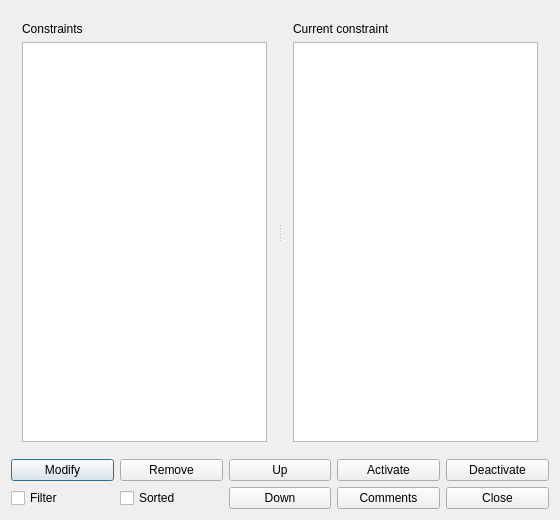
vonmecheln/fet, file fet/src/interface/alltimeconstraintsform_template.ui: the form before one commit.
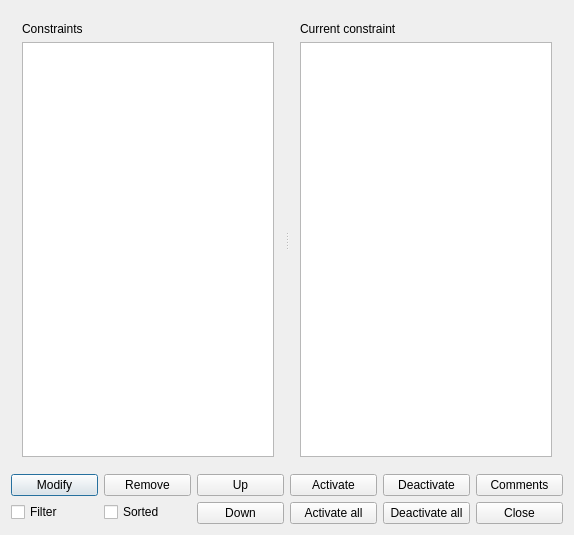
The form after the commit.

Diff of the .ui file:
```diff
--- a/fet/src/interface/alltimeconstraintsform_template.ui
+++ b/fet/src/interface/alltimeconstraintsform_template.ui
@@ -6,8 +6,8 @@
    <rect>
     <x>0</x>
     <y>0</y>
-    <width>560</width>
-    <height>520</height>
+    <width>574</width>
+    <height>535</height>
    </rect>
   </property>
   <property name="windowTitle">
@@ -70,6 +70,8 @@
    <item row="1" column="0">
     <layout class="QHBoxLayout" name="horizontalLayout">
      <item>
+      <layout class="QVBoxLayout" name="verticalLayout_3">
+       <item>
       <widget class="QPushButton" name="modifyConstraintPushButton">
        <property name="text">
         <string>Modify</string>
@@ -77,6 +79,17 @@
       </widget>
      </item>
      <item>
+        <widget class="QCheckBox" name="filterCheckBox">
+         <property name="text">
+          <string>Filter</string>
+         </property>
+        </widget>
+       </item>
+      </layout>
+     </item>
+     <item>
+      <layout class="QVBoxLayout" name="verticalLayout_4">
+       <item>
       <widget class="QPushButton" name="removeConstraintPushButton">
        <property name="text">
         <string>Remove</string>
@@ -84,6 +97,17 @@
       </widget>
      </item>
      <item>
+        <widget class="QCheckBox" name="sortedCheckBox">
+         <property name="text">
+          <string comment="It refers to time constraints">Sorted</string>
+         </property>
+        </widget>
+       </item>
+      </layout>
+     </item>
+     <item>
+      <layout class="QVBoxLayout" name="verticalLayout_5">
+       <item>
       <widget class="QPushButton" name="moveTimeConstraintUpPushButton">
        <property name="text">
         <string comment="It means move the item up in the list">Up</string>
@@ -91,6 +115,17 @@
       </widget>
      </item>
      <item>
+        <widget class="QPushButton" name="moveTimeConstraintDownPushButton">
+         <property name="text">
+          <string comment="It means move the item down in the list">Down</string>
+         </property>
+        </widget>
+       </item>
+      </layout>
+     </item>
+     <item>
+      <layout class="QVBoxLayout" name="verticalLayout_6">
+       <item>
       <widget class="QPushButton" name="activatePushButton">
        <property name="text">
         <string comment="Refers to activating a time constraint">Activate</string>
@@ -98,37 +133,34 @@
       </widget>
      </item>
      <item>
+        <widget class="QPushButton" name="activateAllPushButton">
+         <property name="text">
+          <string comment="Refers to activating all the listed time constraints">Activate all</string>
+         </property>
+        </widget>
+       </item>
+      </layout>
+     </item>
+     <item>
+      <layout class="QVBoxLayout" name="verticalLayout_7">
+       <item>
       <widget class="QPushButton" name="deactivatePushButton">
        <property name="text">
         <string comment="Refers to deactivating a time constraint">Deactivate</string>
        </property>
       </widget>
      </item>
-    </layout>
-   </item>
-   <item row="2" column="0">
-    <layout class="QHBoxLayout" name="horizontalLayout_2">
+       <item>
+        <widget class="QPushButton" name="deactivateAllPushButton">
+         <property name="text">
+          <string comment="Refers to deactivating all the listed time constraints">Deactivate all</string>
+         </property>
+        </widget>
+       </item>
+      </layout>
+     </item>
      <item>
-      <widget class="QCheckBox" name="filterCheckBox">
-       <property name="text">
-        <string>Filter</string>
-       </property>
-      </widget>
-     </item>
-     <item>
-      <widget class="QCheckBox" name="sortedCheckBox">
-       <property name="text">
-        <string comment="It refers to time constraints">Sorted</string>
-       </property>
-      </widget>
-     </item>
-     <item>
-      <widget class="QPushButton" name="moveTimeConstraintDownPushButton">
-       <property name="text">
-        <string comment="It means move the item down in the list">Down</string>
-       </property>
-      </widget>
-     </item>
+      <layout class="QVBoxLayout" name="verticalLayout_8">
      <item>
       <widget class="QPushButton" name="commentsPushButton">
        <property name="text">
@@ -142,6 +174,8 @@
         <string>Close</string>
        </property>
       </widget>
+       </item>
+      </layout>
      </item>
     </layout>
    </item>
```
Lines whose indentation alone changed are shown as unchanged.
